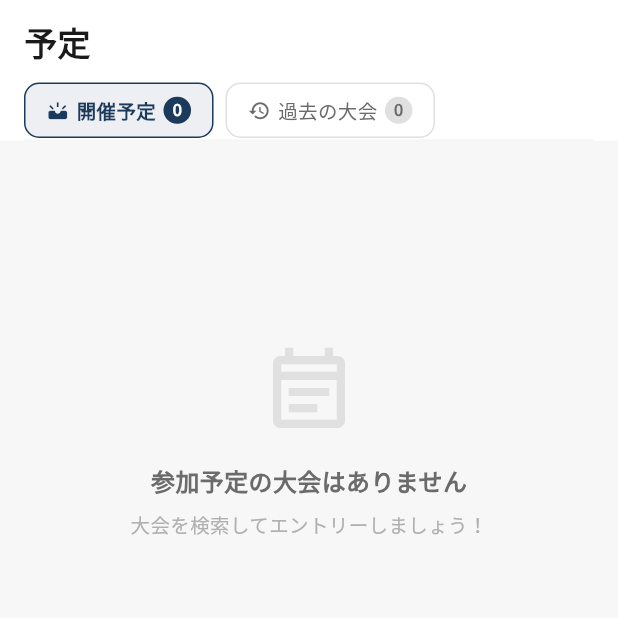
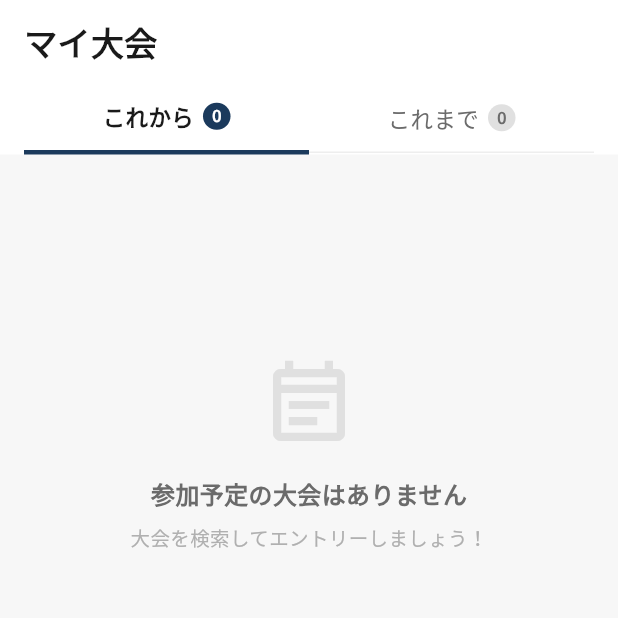
Before and after one commit to sofvo-dev/sofvo, a Flutter app: the RecruitmentScreen screen opened directly, on a phone screen of 412 x 824 dp, the top half of it. Run offline on Flutter 3.47's test engine with Material 3 defaults, Android fonts, the phone set to English and light mode, and no system bars; our stand-ins replace cached_network_image, cloud_firestore, csv, file_picker, firebase_auth, firebase_core and 9 more; missing offline and left inert: dart:js_interop, mobile_scanner; accounts and stored records are empty; network calls fail.

Commit message:
UI: X風アンダーラインタブヘッダーに全画面リデザイン
- ホーム/さがす/マイ大会/チャットの全画面でタブをX(Twitter)風のアンダーラインスタイルに変更
- pill型ボーダータブ → アンダーラインインジケーター付きフルワイドタブ
- タブラベル更新: 予定→マイ大会、開催予定→これから、過去の大会→これまで
- チャット: DM/チーム/大会(3タブ)→個別チャット/グループチャット(2タブ)に統合
- さがす: フォロー中/みんなの大会タブを上部に移動、大会/メンバー/保存を下部に配置
- ボトムナビの「予定」ラベルを「マイ大会」に変更
- チャットのグループ用空状態メッセージを追加

https://claude.ai/code/session_01NdXNSNEhWCRPmtaSJSELhX

```diff
--- a/lib/screens/home/main_tab_screen.dart
+++ b/lib/screens/home/main_tab_screen.dart
@@ -85,7 +85,7 @@ class _MainTabScreenState extends State<MainTabScreen> {
               NavigationDestination(
                 icon: Icon(Icons.calendar_today_outlined, color: AppTheme.textSecondary),
                 selectedIcon: Icon(Icons.calendar_today, color: AppTheme.primaryColor),
-                label: '予定',
+                label: 'マイ大会',
               ),
               NavigationDestination(
                 icon: _buildBadgeIcon(Icons.chat_bubble_outline, AppTheme.textSecondary, unreadCount),
--- a/lib/screens/recruitment/recruitment_screen.dart
+++ b/lib/screens/recruitment/recruitment_screen.dart
@@ -135,22 +135,19 @@ class _RecruitmentScreenState extends State<RecruitmentScreen>
       color: Colors.white,
       padding: const EdgeInsets.fromLTRB(16, 12, 16, 0),
       child: Column(crossAxisAlignment: CrossAxisAlignment.start, children: [
-        const Text('予定',
+        const Text('マイ大会',
             style:
                 TextStyle(fontSize: 22, fontWeight: FontWeight.bold, color: AppTheme.textPrimary)),
         const SizedBox(height: 12),
         Row(children: [
-          _buildTab('開催予定', 0, Icons.upcoming),
-          const SizedBox(width: 8),
-          _buildTab('過去の大会', 1, Icons.history),
+          Expanded(child: _buildXTab('これから', 0)),
+          Expanded(child: _buildXTab('これまで', 1)),
         ]),
-        const SizedBox(height: 1),
-        Container(height: 1, color: Colors.grey[100]),
       ]),
     );
   }
 
-  Widget _buildTab(String label, int index, IconData icon) {
+  Widget _buildXTab(String label, int index) {
     final isSelected = _tabController.index == index;
     final count = index == 0 ? _upcoming.length : _past.length;
     return GestureDetector(
@@ -159,53 +156,39 @@ class _RecruitmentScreenState extends State<RecruitmentScreen>
         setState(() {});
       },
       child: Container(
-        padding: const EdgeInsets.symmetric(horizontal: 14, vertical: 8),
+        padding: const EdgeInsets.symmetric(vertical: 12),
         decoration: BoxDecoration(
-          color: isSelected
-              ? AppTheme.primaryColor.withValues(alpha: 0.08)
-              : Colors.transparent,
-          borderRadius: BorderRadius.circular(10),
-          border: Border.all(
-            color:
-                isSelected ? AppTheme.primaryColor : Colors.grey[300]!,
+          border: Border(
+            bottom: BorderSide(
+              color: isSelected ? AppTheme.primaryColor : Colors.grey[200]!,
+              width: isSelected ? 3 : 1,
             ),
           ),
+        ),
+        child: Center(
           child: Row(mainAxisSize: MainAxisSize.min, children: [
-          Icon(icon,
-              size: 15,
-              color: isSelected
-                  ? AppTheme.primaryColor
-                  : AppTheme.textSecondary),
-          const SizedBox(width: 5),
-          Text(label,
-              style: TextStyle(
-                  fontSize: 13,
-                  fontWeight:
-                      isSelected ? FontWeight.bold : FontWeight.normal,
-                  color: isSelected
-                      ? AppTheme.primaryColor
-                      : AppTheme.textSecondary)),
+            Text(label, style: TextStyle(
+              fontSize: 15,
+              fontWeight: isSelected ? FontWeight.bold : FontWeight.normal,
+              color: isSelected ? AppTheme.textPrimary : AppTheme.textSecondary,
+            )),
             if (!_loading) ...[
-            const SizedBox(width: 5),
+              const SizedBox(width: 6),
               Container(
-              padding:
-                  const EdgeInsets.symmetric(horizontal: 6, vertical: 1),
+                padding: const EdgeInsets.symmetric(horizontal: 6, vertical: 1),
                 decoration: BoxDecoration(
-                color: isSelected
-                    ? AppTheme.primaryColor
-                    : Colors.grey[300],
+                  color: isSelected ? AppTheme.primaryColor : Colors.grey[300],
                   borderRadius: BorderRadius.circular(10),
                 ),
-              child: Text('$count',
-                  style: TextStyle(
+                child: Text('$count', style: TextStyle(
                   fontSize: 11,
                   fontWeight: FontWeight.bold,
-                      color: isSelected
-                          ? Colors.white
-                          : AppTheme.textSecondary)),
+                  color: isSelected ? Colors.white : AppTheme.textSecondary,
+                )),
               ),
             ],
           ]),
+        ),
       ),
     );
   }
```
Also changed, not shown: lib/screens/chat/chat_list_screen.dart (+69 -18 lines), lib/screens/home/home_screen.dart (+16 -13 lines), lib/screens/tournament/tournament_search_screen.dart (+24 -22 lines). Lines whose indentation alone changed are shown as unchanged.
